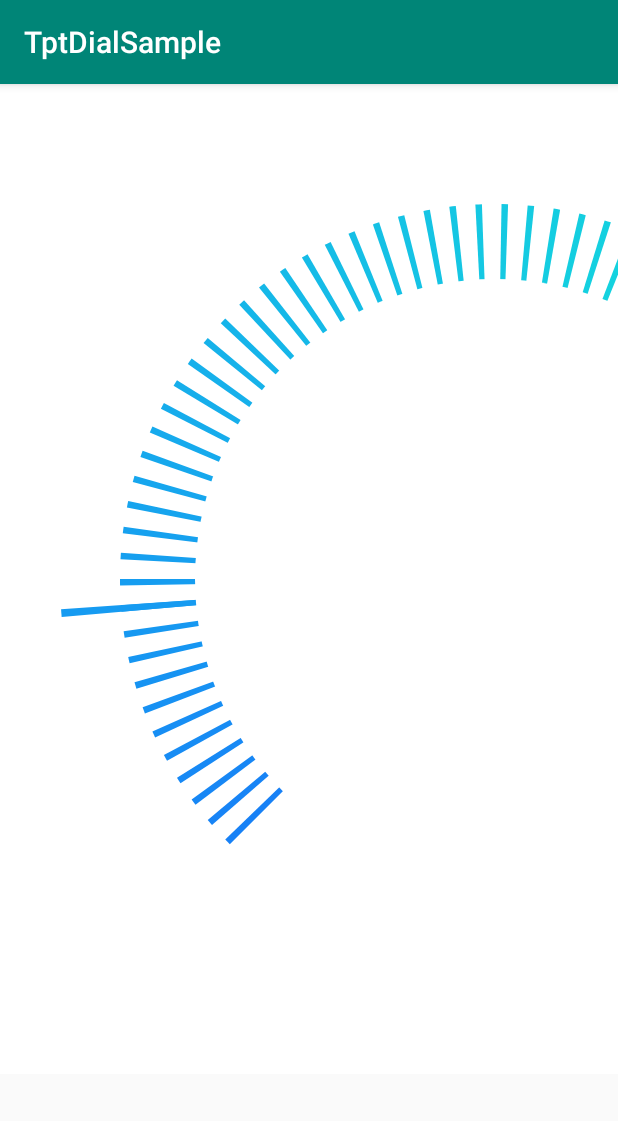
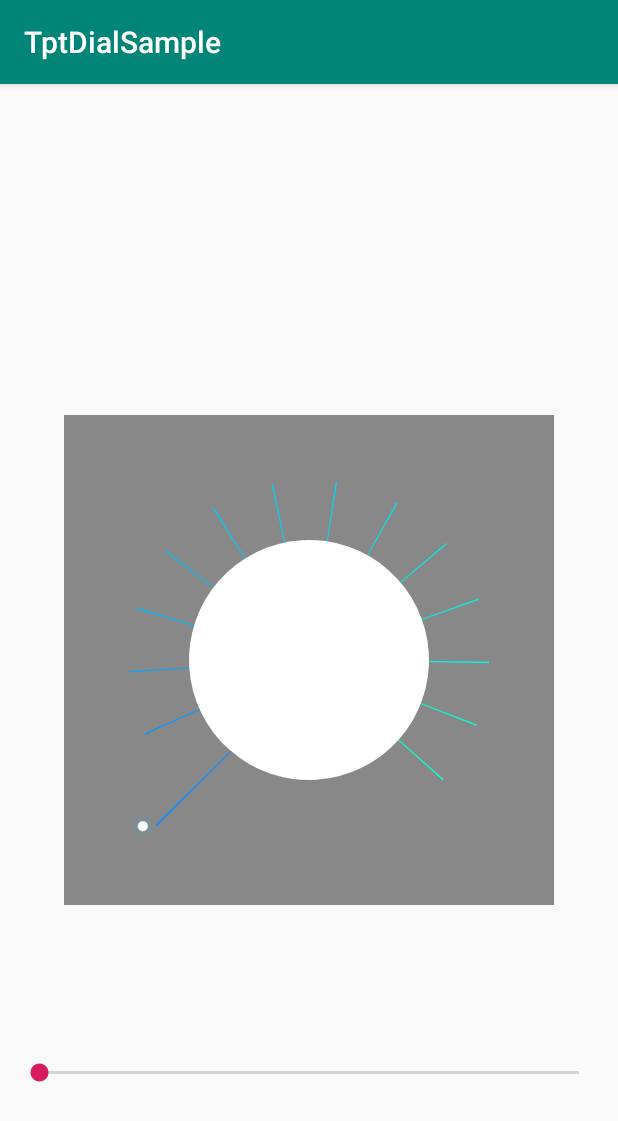
Before and after one commit to kangdp/TptDialSample, an Android app: the screen it shows after launch (MainActivity), on a phone screen of 412 x 824 dp. Shown: the top 1121 px of the screen. Run offline under Robolectric (Android 15) with nearby library versions, the phone set to English and light mode, and no system bars.

Commit message:
commit code

```diff
--- a/app/src/main/java/com/kdp/tptdial/MainActivity.java
+++ b/app/src/main/java/com/kdp/tptdial/MainActivity.java
@@ -2,12 +2,34 @@ package com.kdp.tptdial;
 
 import android.support.v7.app.AppCompatActivity;
 import android.os.Bundle;
+import android.widget.SeekBar;
 
 public class MainActivity extends AppCompatActivity {
+    TptDialView tptDialView;
+    SeekBar seekBar;
 
     @Override
     protected void onCreate(Bundle savedInstanceState) {
         super.onCreate(savedInstanceState);
         setContentView(R.layout.activity_main);
+        tptDialView = findViewById(R.id.tptdial);
+        seekBar = findViewById(R.id.seekbar);
+        seekBar.setMax(tptDialView.getMaxValue()-1);
+        seekBar.setOnSeekBarChangeListener(new SeekBar.OnSeekBarChangeListener() {
+            @Override
+            public void onProgressChanged(SeekBar seekBar, int progress, boolean fromUser) {
+                tptDialView.setCurPosition(progress);
+            }
+
+            @Override
+            public void onStartTrackingTouch(SeekBar seekBar) {
+
+            }
+
+            @Override
+            public void onStopTrackingTouch(SeekBar seekBar) {
+
+            }
+        });
     }
 }
--- a/app/src/main/java/com/kdp/tptdial/TptDialView.java
+++ b/app/src/main/java/com/kdp/tptdial/TptDialView.java
@@ -1,12 +1,18 @@
 package com.kdp.tptdial;
 
 import android.animation.ArgbEvaluator;
+import android.annotation.TargetApi;
 import android.content.Context;
 import android.content.res.TypedArray;
+import android.graphics.Bitmap;
 import android.graphics.Canvas;
 import android.graphics.Color;
 import android.graphics.Paint;
 import android.graphics.Rect;
+import android.graphics.RectF;
+import android.graphics.drawable.BitmapDrawable;
+import android.graphics.drawable.Drawable;
+import android.os.Build;
 import android.util.AttributeSet;
 import android.util.Log;
 import android.view.View;
@@ -43,37 +49,19 @@ public class TptDialView extends View {
      */
     private int mTickMarkStartAngle;
     /**
-     * 绘制刻度的结束角度
+     * 所有刻度扫过的角度
      */
-    private int mTickMarkEndAngle;
+    private int mTickMarkSweepAngle;
     /**
      * 每一个刻度的角度
      */
-    private int mTickMarkAngle;
+    private float mTickMarkAngle;
     /**
      * 刻度之间的间隔角度
      */
     private int mTickMarkSpaceAngle;
-    /**
-     * thumb半径
-     */
-    private float mThumbRadius;
-    /**
-     * thumb直径
-     */
-    private float mThumbDiameter;
-    /**
-     * thumb颜色
-     */
-    private float mThumbColor;
-    /**
-     * thumb边框宽度
-     */
-    private float mThumbStrokeWidth;
-    /**
-     * thumb边框颜色
-     */
-    private float mThumbStrokeColor;
+
+    private Drawable mThumbDrawable;
 
     /**
      * 总刻度数量
@@ -88,12 +76,16 @@ public class TptDialView extends View {
     /**
      * 刻度盘外接矩形
      */
-    private Rect mRectangle;
+    private RectF mRectangle;
 
     /**
      * 当前刻度指针的位置 (介于 0 -> 总刻度数量 - 1)
      */
     private int mCurrentPosition;
+    /**
+     * 当前刻度指针偏移的角度
+     */
+    private int mCurrentTickMarkOffsetAngle;
 
     private Paint mPaint;
 
@@ -113,22 +105,22 @@ public class TptDialView extends View {
         mTickMarkStartColor = typedArray.getColor(R.styleable.TptDialView_TickMarkStartColor,0x000);
         mTickMarkEndColor = typedArray.getColor(R.styleable.TptDialView_TickMarkEndColor,0xfff);
         mSelTickMarkHeight = typedArray.getDimension(R.styleable.TptDialView_SelTickMarkHeight,0);
-        mTickMarkAngle = typedArray.getInt(R.styleable.TptDialView_TickMarkAngle,0);
+        mTickMarkAngle = typedArray.getFloat(R.styleable.TptDialView_TickMarkAngle,0);
         mTickMarkSpaceAngle = typedArray.getInt(R.styleable.TptDialView_TickMarkSpaceAngle,0);
         mTickMarkStartAngle = typedArray.getInt(R.styleable.TptDialView_TickMarkStartAngle,0);
-        mTickMarkEndAngle = typedArray.getInt(R.styleable.TptDialView_TickMarkEndAngle, 0);
+        mTickMarkSweepAngle = typedArray.getInt(R.styleable.TptDialView_TickMarkSweepAngle, 0);
+        mThumbDrawable = typedArray.getDrawable(R.styleable.TptDialView_Thumb);
         mCurrentPosition = typedArray.getInt(R.styleable.TptDialView_CurPosition,0);
-        mThumbRadius = typedArray.getDimension(R.styleable.TptDialView_ThumbRadiu,0);
-        mThumbColor = typedArray.getDimension(R.styleable.TptDialView_ThumbColor,0xFFF);
-        mThumbStrokeWidth = typedArray.getDimension(R.styleable.TptDialView_ThumbStrokeWidth,0);
-        mThumbStrokeColor = typedArray.getDimension(R.styleable.TptDialView_ThumbStrokeColor,0x000);
+
         //回收资源
         typedArray.recycle();
 
+        Log.e(TAG, "TptDialView: thume width = " + mThumbDrawable.getIntrinsicWidth());
+        Log.e(TAG, "TptDialView: thume height = " + mThumbDrawable.getIntrinsicHeight());
         //初始化画笔
         initPaint();
         //计算总刻度数量
-        mTickMarkCount = Math.round((mTickMarkEndAngle - mTickMarkStartAngle - mTickMarkAngle) * 1.0F / (mTickMarkAngle + mTickMarkSpaceAngle)) + 1;
+        mTickMarkCount = Math.round((mTickMarkSweepAngle - mTickMarkAngle) * 1.0F / (mTickMarkAngle + mTickMarkSpaceAngle)) + 1;
         //初始化颜色渐变类
         argbEvaluator = new ArgbEvaluator();
 
@@ -138,16 +130,14 @@ public class TptDialView extends View {
         if (mCurrentPosition > mTickMarkCount - 1){
             throw new IndexOutOfBoundsException("The current position is out of bounds");
         }
-        //直径
-        mThumbDiameter = mThumbRadius * 2;
     }
 
     private void computeRectangle() {
         int left,width;
         if (mRectangle == null){
-           mRectangle = new Rect();
+           mRectangle = new RectF();
         }
-        left =  (int) (mSelTickMarkHeight - mTickMarkHeight + mThumbDiameter);
+        left =  (int) (mSelTickMarkHeight - mTickMarkHeight + mThumbDrawable.getIntrinsicHeight());
         width = (int) ((mInnerRadius+mTickMarkHeight) * 2);
         mRectangle.set(left,left,left+width,left+width);
     }
@@ -159,8 +149,6 @@ public class TptDialView extends View {
         mPaint.setAntiAlias(true);
         //防抖动
         mPaint.setDither(true);
-        //设置画笔颜色
-        mPaint.setColor(Color.RED);
     }
 
     @Override
@@ -169,14 +157,17 @@ public class TptDialView extends View {
         int widthMode = MeasureSpec.getMode(widthMeasureSpec);
         int height = MeasureSpec.getSize(heightMeasureSpec);
         int heightMode = MeasureSpec.getMode(heightMeasureSpec);
-
-        if (widthMode == MeasureSpec.AT_MOST && heightMode == MeasureSpec.AT_MOST){
-            //重新计算圆盘的尺寸
-         width = height = Math.round((mSelTickMarkHeight + mInnerRadius + mThumbRadius*2) * 2);
-        }else {
-            //取最小长度为圆盘的尺寸
-            width = height = Math.min(width,height);
-        }
+//
+//        if (widthMode == MeasureSpec.AT_MOST && heightMode == MeasureSpec.AT_MOST){
+//            //重新计算圆盘的尺寸
+//         width = height = Math.round((mSelTickMarkHeight + mInnerRadius + mThumbRadius*2) * 2);
+//        }else {
+//            //取最小长度为圆盘的尺寸
+//            width = height = Math.min(width,height);
+//        }
+        Log.e(TAG, "onMeasure: bitmap width = " + mThumbDrawable.getIntrinsicWidth());
+        width = height = (int) (mSelTickMarkHeight + mInnerRadius + mThumbDrawable.getIntrinsicWidth()) * 2;
+        Log.e(TAG, "onMeasure: width = " + width);
         setMeasuredDimension(width,height);
     }
 
@@ -188,43 +179,63 @@ public class TptDialView extends View {
 
     @Override
     protected void onDraw(Canvas canvas) {
-        canvas.drawColor(Color.WHITE);
-
+        canvas.save();
+        canvas.drawColor(Color.GRAY);
         //绘制所有刻度
         drawAllTickMarks(canvas);
         //绘制刻度指针
-        drawCurTickMark(canvas);
+//        drawCurTickMark(canvas);
         //绘制内圆
         drawInnerCircle(canvas);
         //绘制指针上的Thumb
-        drawThumb(canvas);
+//        drawThumb(canvas);
     }
 
 
+    public void setCurPosition(int index){
+        mCurrentPosition = index;
+        invalidate();
+    }
+
+    public int getMaxValue(){
+        return mTickMarkCount;
+    }
+
 
     /**
-     * 绘制所有刻度
+     * 绘制刻度
      * @param canvas
      */
+    @TargetApi(Build.VERSION_CODES.LOLLIPOP)
     private void drawAllTickMarks(Canvas canvas) {
-
+        canvas.restore();
+        canvas.rotate(mTickMarkStartAngle,getWidth()/2,getHeight()/2);
+        mPaint.setStyle(Paint.Style.FILL);
         //先绘制开始和结束位置的刻度线
         for (int i = 0;i < mTickMarkCount;i++){
             mPaint.setColor(getTickMarkColor(i));
+            if (i > 0){
+                canvas.rotate(mTickMarkSpaceAngle+mTickMarkAngle,getWidth()/2,getHeight()/2);
+            }
             int mTickMarkOffsetAngle = computeTickMarkOffsetAngle(i);
-            canvas.drawArc(mRectangle.left,mRectangle.top,mRectangle.right,mRectangle.bottom,mTickMarkStartAngle + mTickMarkOffsetAngle,mTickMarkAngle,true,mPaint);
+            if (i == mCurrentPosition){
+                mCurrentTickMarkOffsetAngle = mTickMarkOffsetAngle;
+                //绘制刻度指针
+                canvas.drawArc(0,0,getWidth()-mThumbDrawable.getIntrinsicWidth(),getHeight()-mThumbDrawable.getIntrinsicHeight(),0,mTickMarkAngle,true,mPaint);
+                BitmapDrawable bitmapDrawable = (BitmapDrawable) mThumbDrawable;
+                Bitmap bitmap = bitmapDrawable.getBitmap();
+                int left = getWidth() - mThumbDrawable.getIntrinsicWidth();
+                int top = getHeight()/2 - mThumbDrawable.getIntrinsicWidth()/2;
+                int thumbWidth = mThumbDrawable.getIntrinsicWidth();
+                int thumbHeight = mThumbDrawable.getIntrinsicHeight();
+                canvas.drawBitmap(bitmap,null,new Rect(left,top,left+thumbWidth,top+thumbHeight),mPaint);
+            }else {
+                //绘制所有刻度
+                canvas.drawArc(mRectangle,0,mTickMarkAngle,true,mPaint);
+            }
         }
     }
 
-    /**
-     * 绘制刻度指针
-     * @param canvas
-     */
-    private void drawCurTickMark(Canvas canvas) {
-        int mTickMarkOffsetAngle = computeTickMarkOffsetAngle(mCurrentPosition);
-        mPaint.setColor(getTickMarkColor(mCurrentPosition));
-        canvas.drawArc(mThumbDiameter,mThumbDiameter,getWidth()-mThumbDiameter,getHeight()-mThumbDiameter,mTickMarkStartAngle + mTickMarkOffsetAngle,mTickMarkAngle,true,mPaint);
-    }
 
 
     /**
@@ -232,8 +243,9 @@ public class TptDialView extends View {
      * @param canvas
      */
     private void drawInnerCircle(Canvas canvas) {
+        mPaint.setStyle(Paint.Style.FILL);
         mPaint.setColor(Color.WHITE);
-        canvas.drawCircle(getWidth()/2,getHeight()/2,getHeight()/2-mSelTickMarkHeight-mThumbDiameter,mPaint);
+        canvas.drawCircle(getWidth()/2F,getHeight()/2F,getHeight()/2f-mSelTickMarkHeight-mThumbDrawable.getIntrinsicHeight(),mPaint);
     }
 
     /**
@@ -241,8 +253,26 @@ public class TptDialView extends View {
      * @param canvas
      */
     private void drawThumb(Canvas canvas) {
+        //计算thumb的圆心坐标
+//        computeThumbCenter();
 
     }
+
+    /**
+     * 计算thumb的原点坐标
+     */
+//    private void computeThumbCenter() {
+//        int curAngle = (mTickMarkStartAngle + mCurrentTickMarkOffsetAngle) % 360;
+//        Log.e(TAG, "computeThumbCenter: curAngle = " + curAngle );
+//        float radius = (float) getWidth()/2 - mThumbDiameter;
+//        double radian = Math.PI * 2 / 360 * curAngle;
+//        double distanceX = radius * Math.cos(radian);
+//        double distanceY = radius * Math.sin(radian);
+//        Log.e(TAG, "computeThumbCenter: x = " + distanceX);
+//        Log.e(TAG, "computeThumbCenter: y = " + distanceY);
+//        thumbCenter[0] = (float) (getWidth() / 2 + distanceX);
+//        thumbCenter[1] = (float) (getHeight() / 2 + distanceY);
+//    }
 
 
     /**
@@ -251,7 +281,7 @@ public class TptDialView extends View {
      * @return
      */
     private int computeTickMarkOffsetAngle(int index){
-        return index * (mTickMarkSpaceAngle + mTickMarkAngle);
+        return (int) (index * (mTickMarkSpaceAngle + mTickMarkAngle));
     }
 
     /**
--- a/app/src/main/res/layout/activity_main.xml
+++ b/app/src/main/res/layout/activity_main.xml
@@ -7,19 +7,32 @@
     tools:context=".MainActivity">
 
    <com.kdp.tptdial.TptDialView
+       android:id="@+id/tptdial"
        android:layout_width="wrap_content"
        android:layout_height="wrap_content"
+       android:layout_centerInParent="true"
+       android:background="@android:color/darker_gray"
+       app:CurPosition="0"
+       app:InnerRadius="80dp"
+       app:SelTickMarkHeight="70dp"
+       app:TickMarkAngle="0.5"
+       app:TickMarkEndColor="#12facc"
+       app:TickMarkHeight="40dp"
+       app:TickMarkSpaceAngle="20"
        app:TickMarkStartAngle="135"
-       app:TickMarkEndAngle="405"
-       app:TickMarkSpaceAngle="3"
-       app:TickMarkAngle="1"
        app:TickMarkStartColor="#177ef7"
-       app:TickMarkEndColor="#12facc"
-       app:InnerRadius="200dp"
-       app:TickMarkHeight="50dp"
-       app:SelTickMarkHeight="90dp"
-       app:ThumbRadiu="20dp"
-       app:CurPosition="10"
-       />
+       app:TickMarkSweepAngle="270"
+       app:Thumb="@mipmap/xiangqing9"/>
+
+
+   <SeekBar
+       android:id="@+id/seekbar"
+       android:layout_width="match_parent"
+       android:layout_height="wrap_content"
+       android:layout_alignParentBottom="true"
+       android:layout_marginBottom="100dp"
+       android:layout_marginLeft="10dp"
+       android:layout_marginRight="10dp"
+       android:max="100"/>
 
 </RelativeLayout>
--- a/app/src/main/res/values/attrs.xml
+++ b/app/src/main/res/values/attrs.xml
@@ -13,23 +13,16 @@
         <!--选中的刻度线高度-->
         <attr name="SelTickMarkHeight" format="dimension"/>
         <!--每个刻度的角度-->
-        <attr name="TickMarkAngle" format="integer"/>
+        <attr name="TickMarkAngle" format="float"/>
         <!--刻度之间的间隔角度-->
         <attr name="TickMarkSpaceAngle" format="integer"/>
         <!--刻度盘的起始角度-->
         <attr name="TickMarkStartAngle" format="integer"/>
-        <!--刻度盘的结束角度-->
-        <attr name="TickMarkEndAngle" format="integer"/>
+        <!--所有刻度扫过的角度-->
+        <attr name="TickMarkSweepAngle" format="integer"/>
         <!--当前刻度指针的位置-->
         <attr name="CurPosition" format="integer"/>
-        <!--thumb半径-->
-        <attr name="ThumbRadiu" format="dimension"/>
-        <!--thumb颜色-->
-        <attr name="ThumbColor" format="color|reference"/>
-        <!--thumb边框宽度-->
-        <attr name="ThumbStrokeWidth" format="dimension"/>
-        <!--thumb边框颜色-->
-        <attr name="ThumbStrokeColor" format="color|reference"/>
+        <attr name="Thumb" format="reference"/>
     </declare-styleable>
 
 
--- a/build.gradle
+++ b/build.gradle
@@ -7,7 +7,7 @@ buildscript {
 
     }
     dependencies {
-        classpath 'com.android.tools.build:gradle:3.4.0'
+        classpath 'com.android.tools.build:gradle:3.4.1'
 
         // NOTE: Do not place your application dependencies here; they belong
         // in the individual module build.gradle files
```
Also changed, not shown: app/src/main/res/mipmap-hdpi/xiangqing9.png (added).
